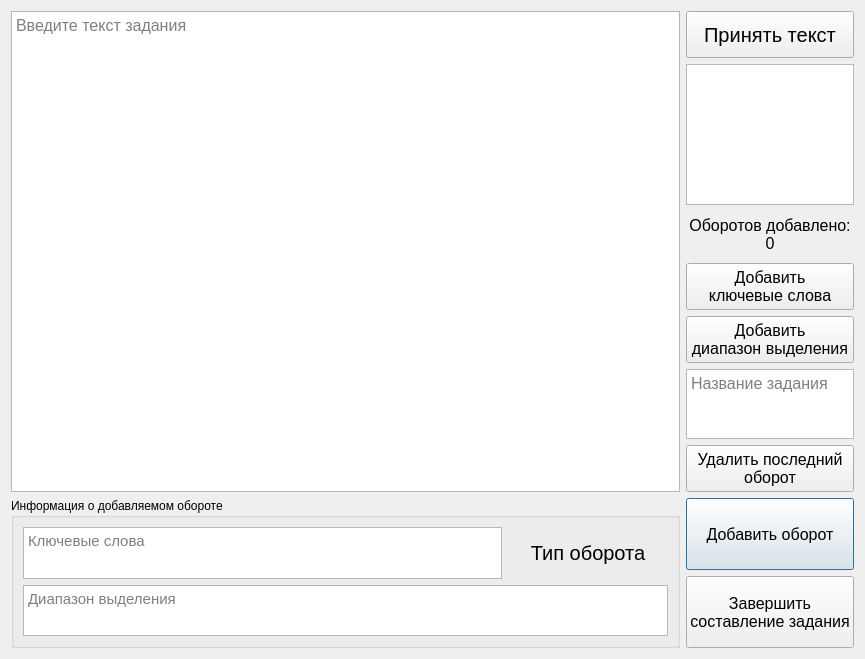
First picture: the form in ui_files/task_add_form.ui, repository stanislavkalgin/philology_app, before the edit.
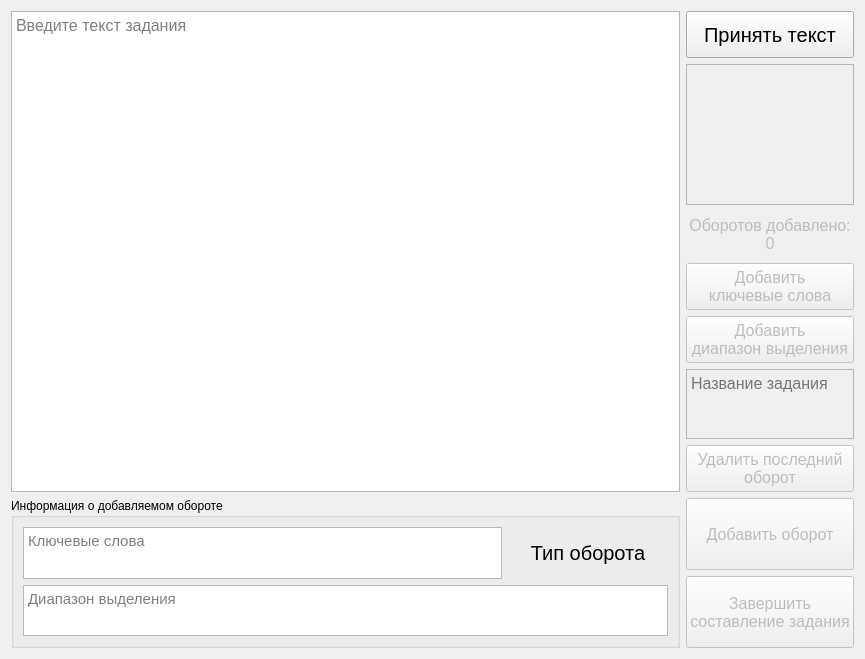
Second picture: the form after the edit.

Diff of the .ui file:
```diff
--- a/ui_files/task_add_form.ui
+++ b/ui_files/task_add_form.ui
@@ -100,6 +100,9 @@
     <layout class="QVBoxLayout" name="verticalLayout_3" stretch="1,1">
      <item>
       <widget class="QPushButton" name="button_add_figure">
+       <property name="enabled">
+        <bool>false</bool>
+       </property>
        <property name="sizePolicy">
         <sizepolicy hsizetype="Minimum" vsizetype="Minimum">
          <horstretch>0</horstretch>
@@ -118,6 +121,9 @@
      </item>
      <item>
       <widget class="QPushButton" name="button_add_task">
+       <property name="enabled">
+        <bool>false</bool>
+       </property>
        <property name="sizePolicy">
         <sizepolicy hsizetype="Minimum" vsizetype="Minimum">
          <horstretch>0</horstretch>
@@ -165,6 +171,9 @@
      </item>
      <item>
       <widget class="QListWidget" name="figures_buttons_list">
+       <property name="enabled">
+        <bool>false</bool>
+       </property>
        <property name="font">
         <font>
          <pointsize>12</pointsize>
@@ -174,6 +183,9 @@
      </item>
      <item>
       <widget class="QLabel" name="figures_counter_label">
+       <property name="enabled">
+        <bool>false</bool>
+       </property>
        <property name="sizePolicy">
         <sizepolicy hsizetype="Preferred" vsizetype="Expanding">
          <horstretch>0</horstretch>
@@ -196,6 +208,9 @@
      </item>
      <item>
       <widget class="QPushButton" name="button_add_key_words">
+       <property name="enabled">
+        <bool>false</bool>
+       </property>
        <property name="sizePolicy">
         <sizepolicy hsizetype="Minimum" vsizetype="Expanding">
          <horstretch>0</horstretch>
@@ -215,6 +230,9 @@
      </item>
      <item>
       <widget class="QPushButton" name="button_add_possible_words">
+       <property name="enabled">
+        <bool>false</bool>
+       </property>
        <property name="sizePolicy">
         <sizepolicy hsizetype="Minimum" vsizetype="Expanding">
          <horstretch>0</horstretch>
@@ -234,6 +252,9 @@
      </item>
      <item>
       <widget class="QPlainTextEdit" name="task_name_input">
+       <property name="enabled">
+        <bool>false</bool>
+       </property>
        <property name="sizePolicy">
         <sizepolicy hsizetype="Expanding" vsizetype="Expanding">
          <horstretch>0</horstretch>
@@ -252,6 +273,9 @@
      </item>
      <item>
       <widget class="QPushButton" name="button_delete_last_figure">
+       <property name="enabled">
+        <bool>false</bool>
+       </property>
        <property name="sizePolicy">
         <sizepolicy hsizetype="Minimum" vsizetype="Minimum">
          <horstretch>0</horstretch>
```
